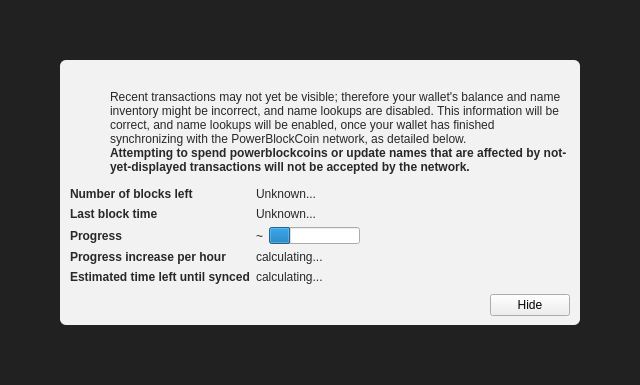
Old version of the form src/qt/forms/modaloverlay.ui in the repository pbcllc/sfusd-core.
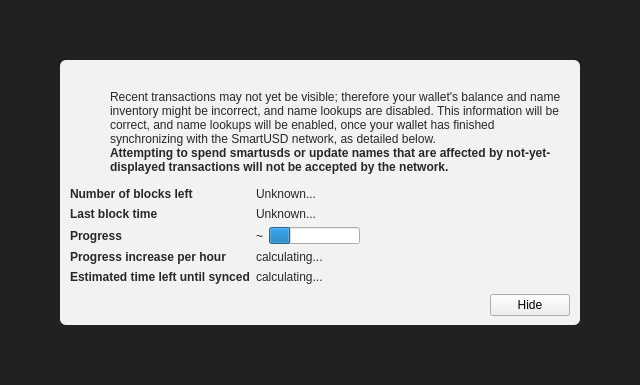
New version of the form. Icons and pictures are not drawn. Custom widgets are drawn as their Qt base class.

```diff
--- a/src/qt/forms/modaloverlay.ui
+++ b/src/qt/forms/modaloverlay.ui
@@ -130,7 +130,7 @@
              <item>
               <widget class="QLabel" name="infoText">
                <property name="text">
-                <string>Recent transactions may not yet be visible; therefore your wallet's balance and name inventory might be incorrect, and name lookups are disabled. This information will be correct, and name lookups will be enabled, once your wallet has finished synchronizing with the PowerBlockCoin network, as detailed below.</string>
+                <string>Recent transactions may not yet be visible; therefore your wallet's balance and name inventory might be incorrect, and name lookups are disabled. This information will be correct, and name lookups will be enabled, once your wallet has finished synchronizing with the SmartUSD network, as detailed below.</string>
                </property>
                <property name="textFormat">
                 <enum>Qt::RichText</enum>
@@ -149,7 +149,7 @@
                 </font>
                </property>
                <property name="text">
-                <string>Attempting to spend powerblockcoins or update names that are affected by not-yet-displayed transactions will not be accepted by the network.</string>
+                <string>Attempting to spend smartusds or update names that are affected by not-yet-displayed transactions will not be accepted by the network.</string>
                </property>
                <property name="textFormat">
                 <enum>Qt::RichText</enum>
```
